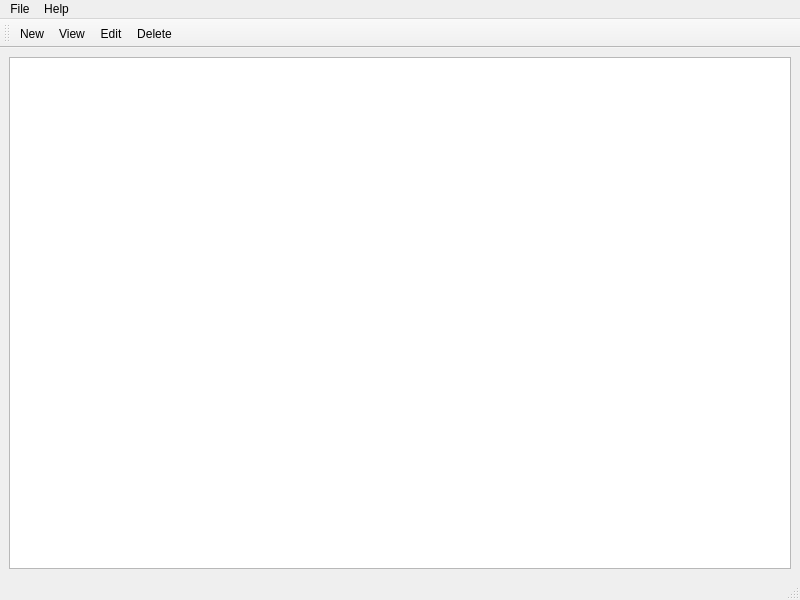
This is HelpDesk/mainwindow.ui in Kem-Vitaliy/qt-lab as Qt 5 draws it before an edit. The edited form follows.
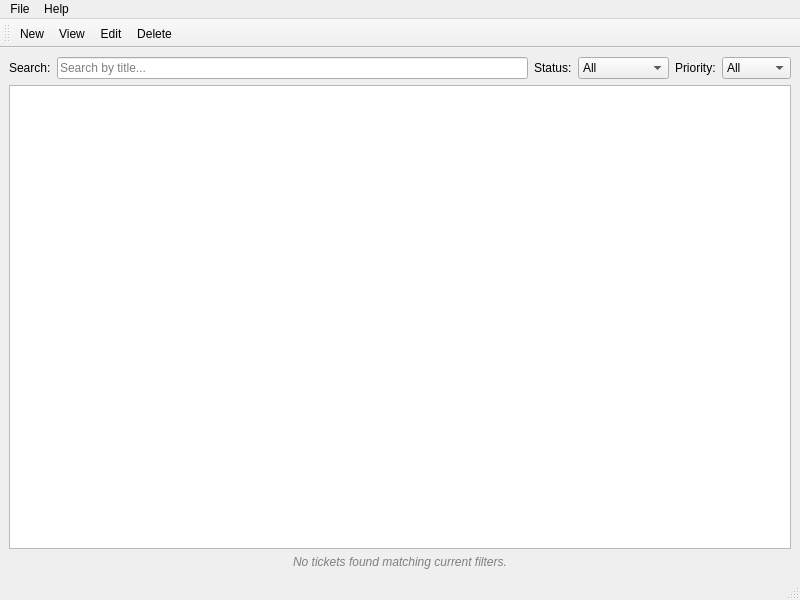
This is the edited form.

```diff
--- a/HelpDesk/mainwindow.ui
+++ b/HelpDesk/mainwindow.ui
@@ -15,6 +15,96 @@
   </property>
   <widget class="QWidget" name="centralwidget">
    <layout class="QVBoxLayout" name="verticalLayout">
+    <item>
+     <layout class="QHBoxLayout" name="horizontalLayoutFilters">
+      <item>
+       <widget class="QLabel" name="labelSearch">
+        <property name="text">
+         <string>Search:</string>
+        </property>
+       </widget>
+      </item>
+      <item>
+       <widget class="QLineEdit" name="lineEditSearch">
+        <property name="placeholderText">
+         <string>Search by title...</string>
+        </property>
+       </widget>
+      </item>
+      <item>
+       <widget class="QLabel" name="labelStatus">
+        <property name="text">
+         <string>Status:</string>
+        </property>
+       </widget>
+      </item>
+      <item>
+       <widget class="QComboBox" name="comboBoxFilterStatus">
+        <item>
+         <property name="text">
+          <string>All</string>
+         </property>
+        </item>
+        <item>
+         <property name="text">
+          <string>Open</string>
+         </property>
+        </item>
+        <item>
+         <property name="text">
+          <string>In Progress</string>
+         </property>
+        </item>
+        <item>
+         <property name="text">
+          <string>Resolved</string>
+         </property>
+        </item>
+        <item>
+         <property name="text">
+          <string>Closed</string>
+         </property>
+        </item>
+       </widget>
+      </item>
+      <item>
+       <widget class="QLabel" name="labelPriority">
+        <property name="text">
+         <string>Priority:</string>
+        </property>
+       </widget>
+      </item>
+      <item>
+       <widget class="QComboBox" name="comboBoxFilterPriority">
+        <item>
+         <property name="text">
+          <string>All</string>
+         </property>
+        </item>
+        <item>
+         <property name="text">
+          <string>Low</string>
+         </property>
+        </item>
+        <item>
+         <property name="text">
+          <string>Normal</string>
+         </property>
+        </item>
+        <item>
+         <property name="text">
+          <string>High</string>
+         </property>
+        </item>
+        <item>
+         <property name="text">
+          <string>Critical</string>
+         </property>
+        </item>
+       </widget>
+      </item>
+     </layout>
+    </item>
     <item>
      <widget class="QTableView" name="tableViewTickets">
       <property name="alternatingRowColors">
@@ -22,6 +112,25 @@
       </property>
       <property name="selectionBehavior">
        <enum>QAbstractItemView::SelectRows</enum>
+      </property>
+      <property name="sortingEnabled">
+       <bool>true</bool>
+      </property>
+     </widget>
+    </item>
+    <item>
+     <widget class="QLabel" name="labelNoTickets">
+      <property name="text">
+       <string>No tickets found matching current filters.</string>
+      </property>
+      <property name="alignment">
+       <set>Qt::AlignCenter</set>
+      </property>
+      <property name="visible">
+       <bool>false</bool>
+      </property>
+      <property name="styleSheet">
+       <string notr="true">color: gray; font-style: italic;</string>
       </property>
      </widget>
     </item>
```
